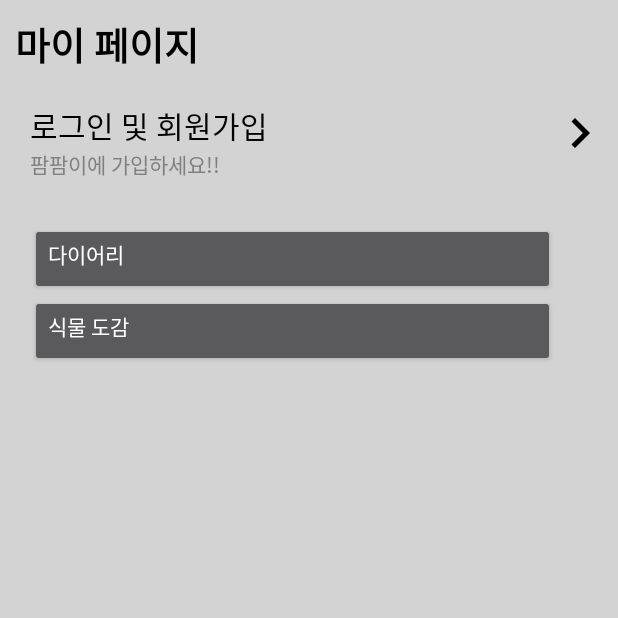
After one commit to Team-amazing/Android-pompom, an Android app: the MypageActivity screen opened directly, with no data from a screen before it, on a phone screen of 412 x 824 dp, the top half of it. The commit adds this screen. Run offline under Robolectric (Android 15) with nearby library versions, the phone set to English and light mode, and no system bars.

Commit message:
파일 바꾸기

```diff
--- a/outopompomme/app/src/main/AndroidManifest.xml
+++ b/outopompomme/app/src/main/AndroidManifest.xml
@@ -40,6 +40,12 @@
         <activity
             android:name=".funtion.LightActivity"
             android:exported="false" />
+        <activity
+            android:name=".home.MypageActivity"
+            android:exported="false" />
+        <activity
+            android:name=".PlantTypesActivity"
+            android:exported="false" />
     </application>
 
 </manifest>
--- a/outopompomme/app/src/main/java/com/example/outopompomme/MainActivity.java
+++ b/outopompomme/app/src/main/java/com/example/outopompomme/MainActivity.java
@@ -7,6 +7,7 @@ import androidx.appcompat.app.AppCompatActivity;
 import android.view.MenuItem;
 
 import com.example.outopompomme.funtion.FunctionFragment;
+import com.example.outopompomme.home.HomeFragment;
 import com.google.android.material.navigation.NavigationBarView;
 
 public class MainActivity extends AppCompatActivity {
--- a/outopompomme/app/src/main/java/com/example/outopompomme/home/HomeFragment.java
+++ b/outopompomme/app/src/main/java/com/example/outopompomme/home/HomeFragment.java
@@ -62,7 +62,7 @@ public class HomeFragment extends Fragment {
         iconImageView.setOnClickListener(new View.OnClickListener() {
             @Override
             public void onClick(View v) {
-                Intent intent = new Intent(getActivity(), DiaryActivity.class);
+                Intent intent = new Intent(getActivity(), MypageActivity.class);
                 startActivity(intent);
             }
         });
--- /dev/null
+++ b/outopompomme/app/src/main/java/com/example/outopompomme/home/MypageActivity.java
@@ -0,0 +1,16 @@
+package com.example.outopompomme.home;
+
+import androidx.appcompat.app.AppCompatActivity;
+
+import android.os.Bundle;
+
+import com.example.outopompomme.R;
+
+public class MypageActivity extends AppCompatActivity {
+
+    @Override
+    protected void onCreate(Bundle savedInstanceState) {
+        super.onCreate(savedInstanceState);
+        setContentView(R.layout.activity_mypage);
+    }
+}
--- /dev/null
+++ b/outopompomme/app/src/main/res/drawable/arrow_right.xml
@@ -0,0 +1,7 @@
+<?xml version="1.0" encoding="utf-8"?>
+<layer-list xmlns:android="http://schemas.android.com/apk/res/android">
+    <item
+        android:drawable="@drawable/baseline_keyboard_arrow_right_24"
+        android:height="40dp"
+        android:width="40dp" />
+</layer-list>
--- /dev/null
+++ b/outopompomme/app/src/main/res/drawable/baseline_keyboard_arrow_right_24.xml
@@ -0,0 +1,5 @@
+<vector android:autoMirrored="true" android:height="24dp"
+    android:tint="#000000" android:viewportHeight="24"
+    android:viewportWidth="24" android:width="24dp" xmlns:android="http://schemas.android.com/apk/res/android">
+    <path android:fillColor="@android:color/white" android:pathData="M8.59,16.59L13.17,12 8.59,7.41 10,6l6,6 -6,6 -1.41,-1.41z"/>
+</vector>
--- /dev/null
+++ b/outopompomme/app/src/main/res/layout/activity_mypage.xml
@@ -0,0 +1,111 @@
+<?xml version="1.0" encoding="utf-8"?>
+<androidx.constraintlayout.widget.ConstraintLayout xmlns:android="http://schemas.android.com/apk/res/android"
+    xmlns:app="http://schemas.android.com/apk/res-auto"
+    xmlns:tools="http://schemas.android.com/tools"
+    android:layout_width="match_parent"
+    android:layout_height="match_parent"
+    tools:context=".InfoFragment"
+    android:background="@color/white_gray">
+
+
+    <LinearLayout
+        android:id="@+id/mypage_linear1"
+        android:layout_width="match_parent"
+        android:layout_height="wrap_content"
+        android:orientation="vertical"
+        app:layout_constraintEnd_toEndOf="parent"
+        app:layout_constraintStart_toStartOf="parent"
+        app:layout_constraintTop_toTopOf="parent"
+        tools:ignore="MissingConstraints">
+
+        <TextView
+            android:layout_width="wrap_content"
+            android:layout_height="wrap_content"
+            android:layout_marginLeft="10dp"
+            android:layout_marginTop="10dp"
+            android:text="마이 페이지"
+            android:textColor="@color/black"
+            android:textSize="25dp"
+            android:textStyle="bold" />
+
+    </LinearLayout>
+
+    <androidx.constraintlayout.widget.ConstraintLayout
+        android:id="@+id/mypage_linear2"
+        android:layout_width="match_parent"
+        android:layout_height="100dp"
+        android:orientation="vertical"
+        app:layout_constraintEnd_toEndOf="parent"
+        app:layout_constraintHorizontal_bias="0.0"
+        app:layout_constraintStart_toStartOf="parent"
+        app:layout_constraintTop_toBottomOf="@+id/mypage_linear1"
+        tools:ignore="MissingConstraints">
+
+        <TextView
+            android:id="@+id/mypage_login_Tv"
+            android:layout_width="wrap_content"
+            android:layout_height="wrap_content"
+            android:layout_marginLeft="20dp"
+            android:layout_marginTop="20dp"
+            android:text="로그인 및 회원가입"
+            android:textColor="@color/black"
+            android:textSize="20dp"
+            app:layout_constraintTop_toTopOf="parent"
+            app:layout_constraintLeft_toLeftOf="parent"/>
+
+        <ImageButton
+            android:layout_width="wrap_content"
+            android:layout_height="wrap_content"
+            android:layout_marginLeft="350dp"
+            android:src="@drawable/arrow_right"
+            android:layout_marginTop="20dp"
+            android:layout_marginRight="5dp"
+            android:background="@color/white_gray"
+            app:layout_constraintRight_toRightOf="parent"
+            app:layout_constraintTop_toTopOf="parent"/>
+
+        <TextView
+            android:layout_width="wrap_content"
+            android:layout_height="wrap_content"
+            android:layout_marginLeft="20dp"
+            android:text="팜팜이에 가입하세요!!"
+            android:textColor="@color/gray"
+            app:layout_constraintTop_toBottomOf="@id/mypage_login_Tv"
+            app:layout_constraintLeft_toLeftOf="parent"/>
+
+
+    </androidx.constraintlayout.widget.ConstraintLayout>
+
+    <androidx.constraintlayout.widget.ConstraintLayout
+        android:id="@+id/mypage_linear3"
+        android:layout_width="match_parent"
+        android:layout_height="100dp"
+        app:layout_constraintLeft_toLeftOf="parent"
+        app:layout_constraintRight_toRightOf="parent"
+        app:layout_constraintTop_toBottomOf="@id/mypage_linear2">
+
+        <Button
+            android:id="@+id/mypage_daiary_btn"
+            android:layout_width="350dp"
+            android:layout_height="wrap_content"
+            tools:ignore="MissingConstraints"
+            android:text="다이어리"
+            android:gravity="left"
+            android:layout_marginLeft="20dp"
+            app:layout_constraintLeft_toLeftOf="parent"
+            app:layout_constraintTop_toTopOf="parent"/>
+
+        <Button
+            android:layout_width="350dp"
+            android:layout_height="wrap_content"
+            android:text="식물 도감"
+            android:gravity="left"
+            android:layout_marginLeft="20dp"
+            app:layout_constraintTop_toBottomOf="@id/mypage_daiary_btn"
+            app:layout_constraintLeft_toLeftOf="parent"/>
+
+    </androidx.constraintlayout.widget.ConstraintLayout>
+
+
+
+</androidx.constraintlayout.widget.ConstraintLayout>
```
Also changed, not shown: outopompomme/app/src/main/java/com/example/outopompomme/PlantTypesActivity.java (added, +14 -0 lines), outopompomme/app/src/main/res/layout/activity_plant_types.xml (added, +120 -0 lines), outopompomme/app/src/main/java/com/example/outopompomme/DiaryActivity.java (renamed from outopompomme/app/src/main/java/com/example/outopompomme/home/DiaryActivity.java).
